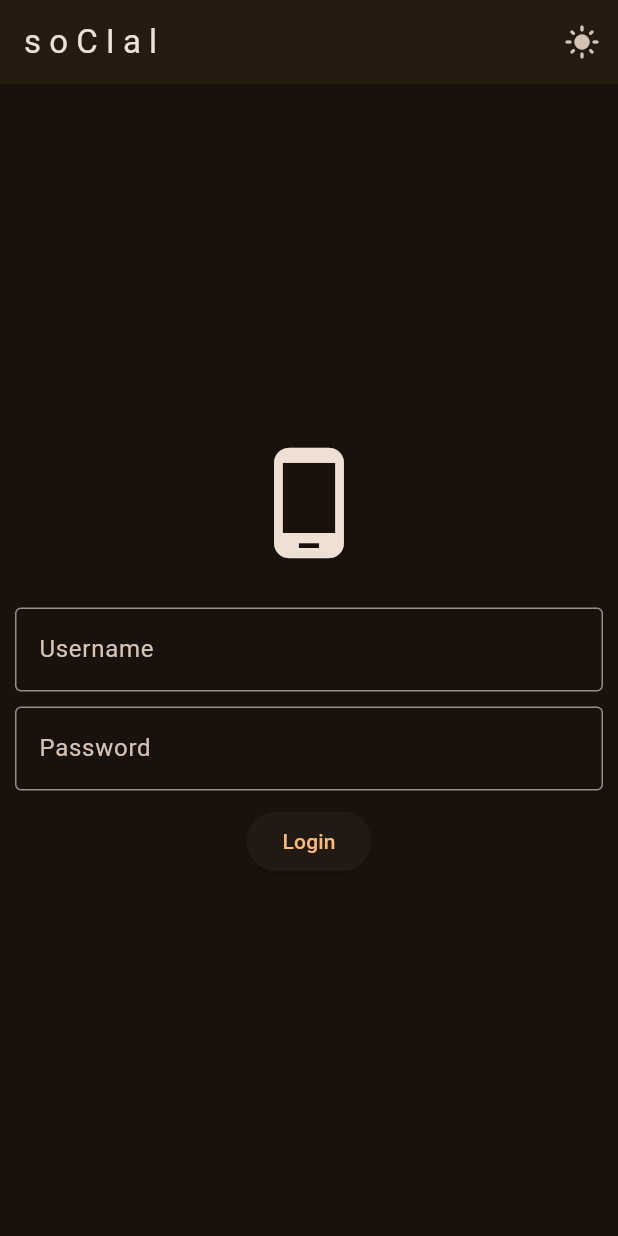
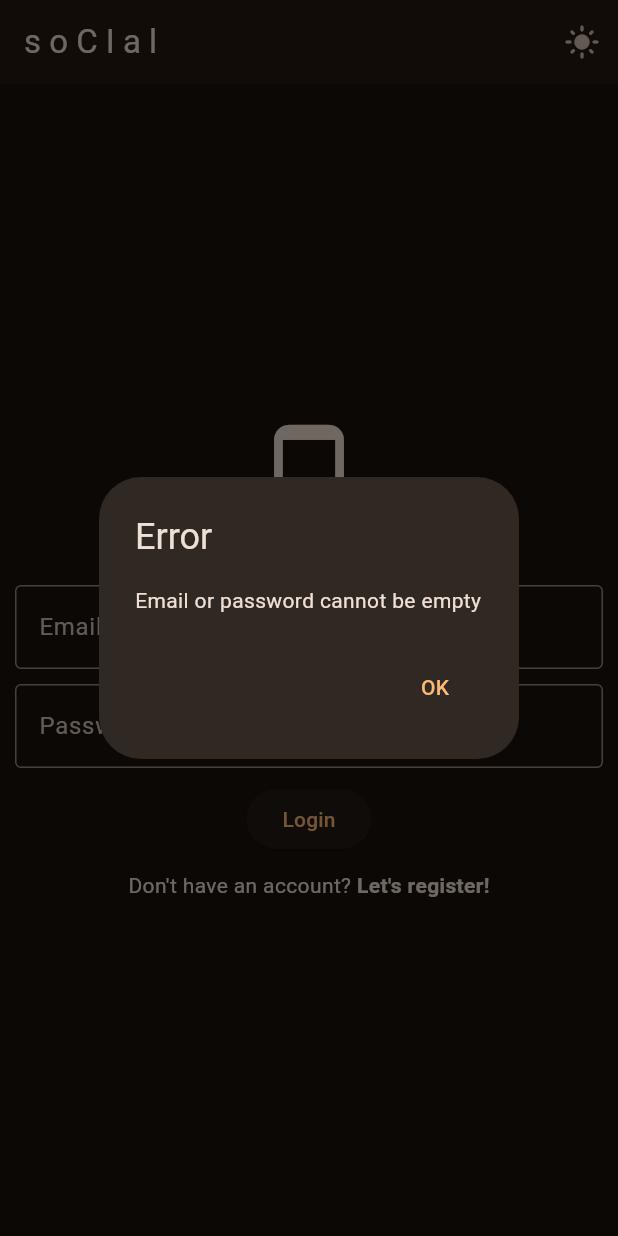
Before and after one commit to CROztk/CROztk.github.io, a Flutter app: the screen it shows after launch, after a tap on "Login", on a phone screen of 412 x 824 dp. Run offline on Flutter 3.47's test engine with Material 3 defaults, Android fonts, the light colour scheme and no system bars; our stand-ins replace firebase_auth, firebase_core; accounts and stored records are empty.

Commit message:
Registiration, main menu and drawer, bug fixes

```diff
--- a/social/lib/Mobile/login_page_m.dart
+++ b/social/lib/Mobile/login_page_m.dart
@@ -3,21 +3,23 @@ import 'package:flutter/material.dart';
 import 'package:social/components/my_appbar.dart';
 import 'package:social/components/my_elevated_button.dart';
 import 'package:social/components/my_textfield.dart';
+import 'package:social/helper_functions.dart';
 
 class MyLoginPageMobile extends StatefulWidget {
-  const MyLoginPageMobile({super.key});
+  final void Function()? onTap;
+  const MyLoginPageMobile({super.key, required this.onTap});
 
   @override
   State<MyLoginPageMobile> createState() => _MyLoginPageMobileState();
 }
 
 class _MyLoginPageMobileState extends State<MyLoginPageMobile> {
-  final TextEditingController _usernameController = TextEditingController();
+  final TextEditingController _emailController = TextEditingController();
   final TextEditingController _passwordController = TextEditingController();
 
   // login method
-  void _login() {
-    final String username = _usernameController.text;
+  void _login() async {
+    final String username = _emailController.text;
     final String password = _passwordController.text;
 
     // show dialog circle
@@ -29,17 +31,8 @@ class _MyLoginPageMobileState extends State<MyLoginPageMobile> {
         );
       },
     );
-
-    // try sign in
-    try {
-      FirebaseAuth.instance.signInWithEmailAndPassword(
-        email: username,
-        password: password,
-      );
-
-      // close dialog
-      Navigator.of(context).pop();
-    } catch (e) {
+    // check email and password
+    if (_emailController.text.isEmpty || _passwordController.text.isEmpty) {
       // close dialog
       Navigator.of(context).pop();
       // show error dialog
@@ -48,6 +41,7 @@ class _MyLoginPageMobileState extends State<MyLoginPageMobile> {
         builder: (context) {
           return AlertDialog(
             title: const Text("Error"),
+            content: const Text("Email or password cannot be empty"),
             actions: [
               TextButton(
                 onPressed: () {
@@ -59,6 +53,25 @@ class _MyLoginPageMobileState extends State<MyLoginPageMobile> {
           );
         },
       );
+      return;
+    }
+
+    // try sign in
+    try {
+      await FirebaseAuth.instance.signInWithEmailAndPassword(
+        email: username,
+        password: password,
+      );
+
+      // close dialog
+      if (context.mounted) {
+        Navigator.pop(context);
+      }
+    } catch (e) {
+      // close dialog
+      Navigator.of(context).pop();
+      // show error dialog
+      showMessage(context, "Error", "Invalid email or password");
     }
   }
 
@@ -71,6 +84,7 @@ class _MyLoginPageMobileState extends State<MyLoginPageMobile> {
           padding: const EdgeInsets.all(10.0),
           child: Column(
             mainAxisAlignment: MainAxisAlignment.center,
+            crossAxisAlignment: CrossAxisAlignment.center,
             children: [
               Icon(
                 Icons.phone_android,
@@ -79,16 +93,34 @@ class _MyLoginPageMobileState extends State<MyLoginPageMobile> {
               ),
               SizedBox(height: 30),
               MyTextfield(
-                  text: "Username",
+                  text: "Email",
                   obscureText: false,
-                  controller: _usernameController),
+                  controller: _emailController),
               SizedBox(height: 10),
               MyTextfield(
                   text: "Password",
                   obscureText: true,
                   controller: _passwordController),
               SizedBox(height: 10),
-              MyElevatedButton(text: "Login", onPressed: _login),
+              MyElevatedButton(
+                  text: "Login",
+                  onPressed: () {
+                    _login();
+                  }),
+              SizedBox(height: 10),
+              Row(
+                mainAxisAlignment: MainAxisAlignment.center,
+                children: [
+                  Text("Don't have an account?"),
+                  GestureDetector(
+                    onTap: widget.onTap,
+                    child: const Text(
+                      " Let's register!",
+                      style: TextStyle(fontWeight: FontWeight.bold),
+                    ),
+                  ),
+                ],
+              ),
             ],
           ),
         ),
--- a/social/lib/Responsive/responsive_layout.dart
+++ /dev/null
@@ -1,24 +0,0 @@
-import 'package:flutter/material.dart';
-import 'package:social/Desktop/login_page_d.dart';
-import 'package:social/Mobile/login_page_m.dart';
-import 'package:social/Responsive/dimensions.dart';
-import 'package:social/Tablet/login_page_t.dart';
-
-class ResponsiveLayout extends StatelessWidget {
-  const ResponsiveLayout({super.key});
-
-  @override
-  Widget build(BuildContext context) {
-    return LayoutBuilder(
-      builder: (context, constraints) {
-        if (constraints.maxWidth < mobileWidth) {
-          return const MyLoginPageMobile();
-        } else if (constraints.maxWidth < tabletWidth) {
-          return const MyLoginPageTablet();
-        } else {
-          return const MyLoginPageDesktop();
-        }
-      },
-    );
-  }
-}
--- /dev/null
+++ b/social/lib/Responsive/responsive_layout_loginout.dart
@@ -0,0 +1,49 @@
+import 'package:flutter/material.dart';
+import 'package:social/Desktop/login_page_d.dart';
+import 'package:social/Mobile/login_page_m.dart';
+import 'package:social/Mobile/register_page_m.dart';
+import 'package:social/Responsive/dimensions.dart';
+import 'package:social/Tablet/login_page_t.dart';
+
+class ResponsiveLayoutLoginout extends StatefulWidget {
+  const ResponsiveLayoutLoginout({super.key});
+
+  @override
+  State<ResponsiveLayoutLoginout> createState() =>
+      _ResponsiveLayoutLoginoutState();
+}
+
+class _ResponsiveLayoutLoginoutState extends State<ResponsiveLayoutLoginout> {
+  bool isLoginPage = true;
+
+  void _togglePage() {
+    isLoginPage = !isLoginPage;
+  }
+
+  @override
+  Widget build(BuildContext context) {
+    return LayoutBuilder(
+      builder: (context, constraints) {
+        if (constraints.maxWidth < mobileWidth) {
+          return isLoginPage
+              ? MyLoginPageMobile(
+                  onTap: () {
+                    setState(() {
+                      _togglePage();
+                    });
+                  },
+                )
+              : MyRegisterPageMobile(onTap: () {
+                  setState(() {
+                    _togglePage();
+                  });
+                });
+        } else if (constraints.maxWidth < tabletWidth) {
+          return const MyLoginPageTablet();
+        } else {
+          return const MyLoginPageDesktop();
+        }
+      },
+    );
+  }
+}
--- a/social/lib/auth/auth.dart
+++ b/social/lib/auth/auth.dart
@@ -1,6 +1,7 @@
 import 'package:firebase_auth/firebase_auth.dart';
 import 'package:flutter/material.dart';
-import 'package:social/Responsive/responsive_layout.dart';
+import 'package:social/Responsive/responsive_layout_loginout.dart';
+import 'package:social/Responsive/responsive_layout_mainmenu.dart';
 
 class AuthPage extends StatelessWidget {
   const AuthPage({super.key});
@@ -11,24 +12,9 @@ class AuthPage extends StatelessWidget {
       stream: FirebaseAuth.instance.authStateChanges(),
       builder: (context, snapshot) {
         if (snapshot.hasData) {
-          return Scaffold(
-            body: Center(
-              child: Column(
-                mainAxisAlignment: MainAxisAlignment.center,
-                children: [
-                  Text('You are logged in'),
-                  ElevatedButton(
-                    onPressed: () {
-                      FirebaseAuth.instance.signOut();
-                    },
-                    child: const Text('Logout'),
-                  ),
-                ],
-              ),
-            ),
-          );
+          return ResponsiveLayoutMainmenu();
         } else {
-          return const ResponsiveLayout();
+          return ResponsiveLayoutLoginout();
         }
       },
     );
--- a/social/lib/components/my_appbar.dart
+++ b/social/lib/components/my_appbar.dart
@@ -3,9 +3,10 @@ import 'package:social/Theme/theme_notifier.dart';
 import 'package:provider/provider.dart';
 
 class MyAppbar extends StatelessWidget implements PreferredSizeWidget {
-  const MyAppbar({super.key, required this.title});
+  const MyAppbar({super.key, required this.title, this.leading});
 
   final String title;
+  final Widget? leading;
 
   @override
   Widget build(BuildContext context) {
@@ -21,6 +22,7 @@ class MyAppbar extends StatelessWidget implements PreferredSizeWidget {
           },
         ),
       ],
+      leading: leading,
     );
   }
 
```
Also changed, not shown: social/lib/Desktop/main_page_d.dart (added, +14 -0 lines), social/lib/Mobile/main_page_m.dart (added, +18 -0 lines), social/lib/Mobile/register_page_m.dart (added, +186 -0 lines), social/lib/Responsive/responsive_layout_mainmenu.dart (added, +24 -0 lines), social/lib/Tablet/main_page_t.dart (added, +14 -0 lines), social/lib/components/my_drawer.dart (added, +38 -0 lines), social/lib/helper_functions.dart (added, +20 -0 lines).
